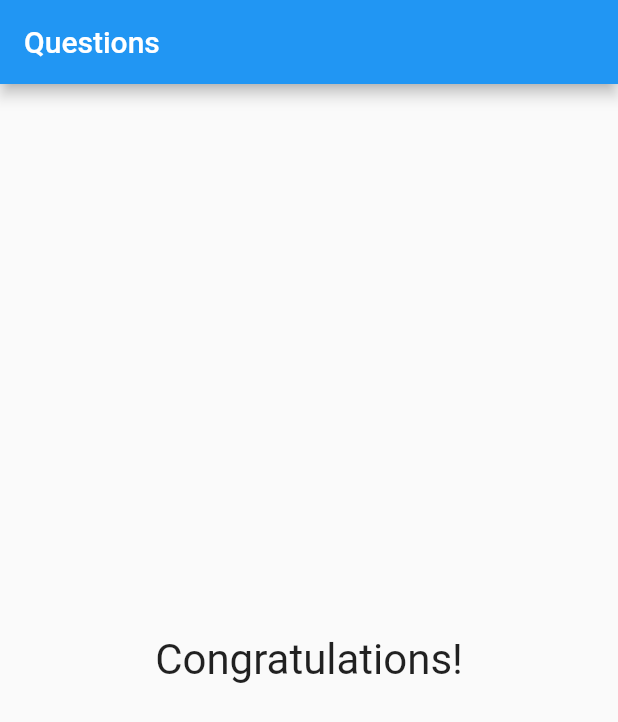
After one commit to fbomateus/Simple-Survey-Questionnaire, a Flutter app: the screen it shows after launch, after a tap on "Black", after a tap on "Snake", after a tap on "Call of Duty", on a phone screen of 412 x 824 dp. The commit adds this screen. Shown: the top 722 px of the screen. Run offline on Flutter 3.47's test engine with Material 2 defaults, Android fonts, the light colour scheme and no system bars.

Commit message:
adding external 'result' component

```diff
--- a/lib/main.dart
+++ b/lib/main.dart
@@ -1,6 +1,7 @@
 import 'package:flutter/material.dart';
 import './question.dart';
 import './answer.dart';
+import './result.dart';
 
 main() => runApp(SurveyQuetionnaireApp());
 
@@ -50,12 +51,7 @@ class _SurveyQuetionnaireAppState extends State<SurveyQuetionnaireApp> {
                   ...answers!.map((a) => Answer(a, _answer)).toList(),
                 ],
               )
-            : Center(
-                child: Text(
-                  'Congratulations!',
-                  style: TextStyle(fontSize: 28),
-                ),
-              ),
+            : Result(),
       ),
     );
   }
--- /dev/null
+++ b/lib/result.dart
@@ -0,0 +1,13 @@
+import 'package:flutter/material.dart';
+
+class Result extends StatelessWidget {
+  @override
+  Widget build(BuildContext context) {
+    return Center(
+      child: Text(
+        'Congratulations!',
+        style: TextStyle(fontSize: 28),
+      ),
+    );
+  }
+}
```
